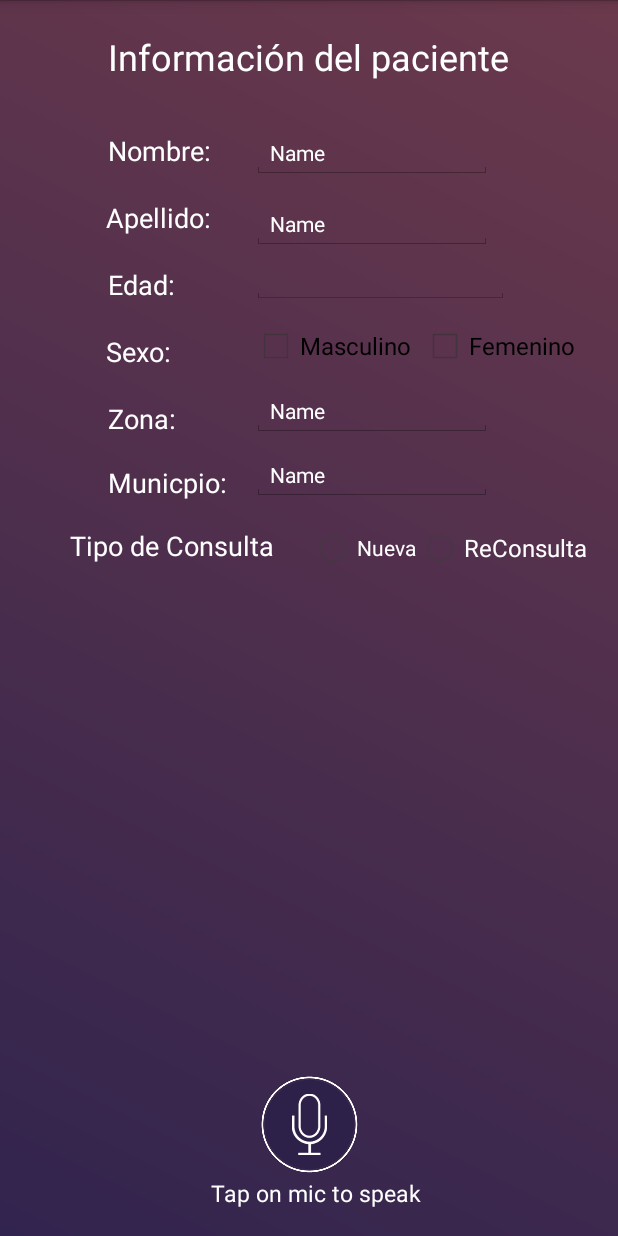
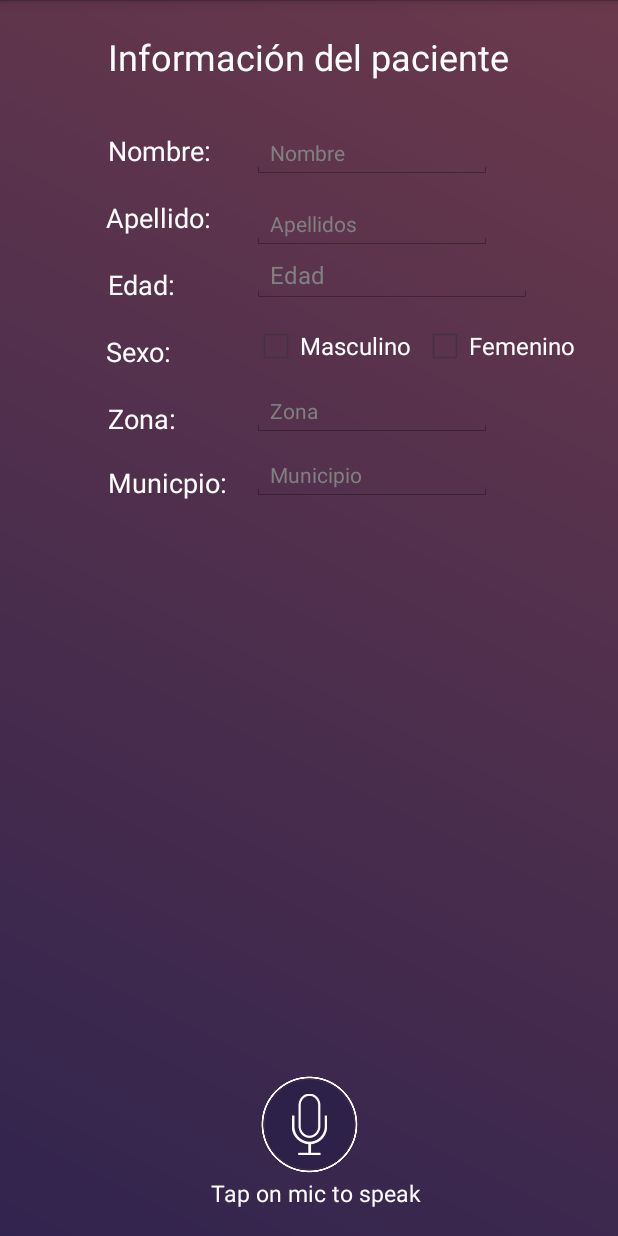
Before and after one commit to alv16106/SpeechToText, an Android app: the screen it shows after launch (MainActivity), on a phone screen of 412 x 824 dp. Run offline under Robolectric (Android 15) with nearby library versions, the phone set to English and light mode, and no system bars; libraries missing offline, so code that uses them is left out: com.ibm.watson, com.loopj.android.

Commit message:
Todo full completo

```diff
--- a/app/build.gradle
+++ b/app/build.gradle
@@ -8,7 +8,6 @@ android {
         applicationId "info.androidhive.speechtotext"
         minSdkVersion 11
         targetSdkVersion 19
-        vectorDrawables.useSupportLibrary = true
     }
 
     buildTypes {
@@ -22,6 +21,5 @@ android {
 dependencies {
     compile 'com.android.support:support-v4:19.1.0'
     compile 'com.ibm.watson.developer_cloud:java-sdk:3.7.2'
-    compile 'com.android.support:design:19.+'
-    compile 'com.android.support:support-vector-drawable:19.+'
+    compile 'com.loopj.android:android-async-http:1.4.9'
 }
--- a/app/src/main/java/info/androidhive/speechtotext/MainActivity.java
+++ b/app/src/main/java/info/androidhive/speechtotext/MainActivity.java
@@ -1,45 +1,50 @@
 package info.androidhive.speechtotext;
+
+import java.util.ArrayList;
+import java.util.Locale;
 
 import android.app.Activity;
 import android.content.ActivityNotFoundException;
 import android.content.Intent;
 import android.os.AsyncTask;
 import android.os.Bundle;
+import android.provider.Settings;
 import android.speech.RecognizerIntent;
+import android.util.Log;
 import android.view.Menu;
 import android.view.View;
-import android.widget.EditText;
 import android.widget.ImageButton;
 import android.widget.TextView;
 import android.widget.Toast;
 
+import com.google.gson.Gson;
+import com.google.gson.JsonArray;
 import com.google.gson.JsonParser;
 import com.ibm.watson.developer_cloud.natural_language_understanding.v1.NaturalLanguageUnderstanding;
 import com.ibm.watson.developer_cloud.natural_language_understanding.v1.model.AnalysisResults;
 import com.ibm.watson.developer_cloud.natural_language_understanding.v1.model.AnalyzeOptions;
 import com.ibm.watson.developer_cloud.natural_language_understanding.v1.model.EntitiesOptions;
 import com.ibm.watson.developer_cloud.natural_language_understanding.v1.model.Features;
+import com.ibm.watson.developer_cloud.natural_language_understanding.v1.model.KeywordsOptions;
 
+import com.loopj.android.http.AsyncHttpClient;
+import com.loopj.android.http.AsyncHttpResponseHandler;
+import com.loopj.android.http.JsonHttpResponseHandler;
+import com.loopj.android.http.RequestParams;
+
+import org.apache.http.Header;
 import org.json.JSONArray;
 import org.json.JSONException;
 import org.json.JSONObject;
-
-import java.util.ArrayList;
-import java.util.Locale;
 
 public class MainActivity extends Activity {
 	ArrayList<String> result;
 	NaturalLanguageUnderstanding service = new NaturalLanguageUnderstanding(
 			NaturalLanguageUnderstanding.VERSION_DATE_2017_02_27,
-			"e47f7720-a590-4c09-a8bd-b4d8f1edc7e7",
-			"Xqo4KfXFnutA"
+			"1ad5a84e-1ed0-49fc-890f-a5c4f12974cf",
+			"bwv3iKnXyA70"
 	);
 	JsonParser par = new JsonParser();
-	private EditText nombre;
-	private EditText apellido;
-	private EditText zona;
-	private EditText municipio;
-	private EditText edad;
 	private TextView txtSpeechInput;
 	private ImageButton btnSpeak;
 	private final int REQ_CODE_SPEECH_INPUT = 100;
@@ -50,11 +55,6 @@ public class MainActivity extends Activity {
 
 		setContentView(R.layout.activity_main);
 
-		nombre = (EditText) findViewById(R.id.nombre);
-		apellido = (EditText)findViewById(R.id.apellido);
-		zona = (EditText)findViewById(R.id.zona);
-		municipio = (EditText)findViewById(R.id.municipio);
-		edad = (EditText)findViewById(R.id.edad);
 		txtSpeechInput = (TextView) findViewById(R.id.txtSpeechInput);
 		btnSpeak = (ImageButton) findViewById(R.id.btnSpeak);
 		btnSpeak.setOnClickListener(new View.OnClickListener() {
@@ -77,7 +77,7 @@ public class MainActivity extends Activity {
         protected String doInBackground(Void... params) {
             //Autenticacion de Watson:
             service.setEndPoint("https://gateway.watsonplatform.net/natural-language-understanding/api");
-            EntitiesOptions entities = new EntitiesOptions.Builder().sentiment(true).limit(1).model("20:cb17bd1e-76ba-45c5-8482-f73646aec596").build();
+            EntitiesOptions entities = new EntitiesOptions.Builder().sentiment(true).limit(1).model("20:9efd7e53-adf6-4096-8d2d-e49db93c2cb1").build();
             Features features = new Features.Builder().entities(entities).build();
             AnalyzeOptions parameters = new AnalyzeOptions.Builder().text(result.get(0)).features(features).build();
             AnalysisResults results = service.analyze(parameters).execute();
@@ -97,7 +97,7 @@ public class MainActivity extends Activity {
 						resultadosFinales = resultadosFinales+", " + consulta.getJSONObject(i).getString("text");
 					}
 				}
-				return x;
+				return resultadosFinales;
 			} catch (JSONException e) {
 				e.printStackTrace();
 				return null;
@@ -106,8 +106,30 @@ public class MainActivity extends Activity {
         }
 
         @Override
-        protected void onPostExecute(String s) {
+        protected void onPostExecute(String s)
+		{
             txtSpeechInput.setText("El diagnostico es: "+s);
+			AsyncHttpClient client = new AsyncHttpClient();
+			RequestParams params = new RequestParams();
+
+			params.put("diagnostico", s);
+			client.get("http://uvgproyectos.esaludgt.org/web/Api/Codigos?", params, new JsonHttpResponseHandler(){
+                @Override
+                public void onSuccess(int statusCode, cz.msebera.android.httpclient.Header[] headers, JSONObject responseBody) {
+                    JSONObject jsonobject = null;
+					txtSpeechInput.setText(responseBody.toString());
+                    try {
+                        jsonobject = responseBody;
+                        String key = jsonobject.getString("Key");
+                        String name = jsonobject.getString("Value");
+                        txtSpeechInput.setText(name + ": " + key);
+
+                    }catch(JSONException e){
+                        txtSpeechInput.setText("Error fatal");
+                    }
+                }
+
+            });
         }
     }
 	private void promptSpeechInput() {
--- a/app/src/main/res/layout/activity_main.xml
+++ b/app/src/main/res/layout/activity_main.xml
@@ -112,20 +112,6 @@
         android:layout_alignStart="@+id/textView5" />
 
     <TextView
-        android:id="@+id/textView10"
-        android:layout_width="wrap_content"
-        android:layout_height="wrap_content"
-        android:layout_marginTop="17dp"
-        android:text="Tipo de Consulta"
-        android:textColor="@color/white"
-        android:textSize="18sp"
-        android:layout_marginRight="23dp"
-        android:layout_marginEnd="23dp"
-        android:layout_below="@+id/textView7"
-        android:layout_toLeftOf="@+id/txtSpeechInput"
-        android:layout_toStartOf="@+id/txtSpeechInput" />
-
-    <TextView
         android:id="@+id/textView"
         android:layout_width="wrap_content"
         android:layout_height="wrap_content"
@@ -147,28 +133,6 @@
         android:layout_above="@+id/textView"
         android:layout_centerHorizontal="true" />
 
-    <RadioButton
-        android:id="@+id/radioButton"
-        android:layout_width="wrap_content"
-        android:layout_height="wrap_content"
-        android:text="Nueva"
-        android:textColor="@color/white"
-        android:textSize="14sp"
-        android:layout_alignBaseline="@+id/textView10"
-        android:layout_alignBottom="@+id/textView10"
-        android:layout_toRightOf="@+id/textView10"
-        android:layout_toEndOf="@+id/textView10" />
-
-    <RadioButton
-        android:id="@+id/radioButton2"
-        android:layout_width="wrap_content"
-        android:layout_height="wrap_content"
-        android:text="ReConsulta"
-        android:textColor="@color/white"
-        android:layout_alignTop="@+id/radioButton"
-        android:layout_toRightOf="@+id/radioButton"
-        android:layout_toEndOf="@+id/radioButton" />
-
     <EditText
         android:id="@+id/municipio"
         android:layout_width="wrap_content"
@@ -177,10 +141,9 @@
         android:layout_alignLeft="@+id/zona"
         android:layout_alignStart="@+id/zona"
         android:ems="10"
-        android:hint="Nombre"
+        android:hint="Municipio"
         android:inputType="textPersonName"
         android:singleLine="true"
-        android:text="Name"
         android:textColor="@color/white"
         android:textSize="14sp" />
 
@@ -192,10 +155,9 @@
         android:layout_alignLeft="@+id/apellido"
         android:layout_alignStart="@+id/apellido"
         android:ems="10"
-        android:hint="Nombre"
-        android:inputType="textPersonName"
+        android:hint="Zona"
+        android:inputType="number"
         android:singleLine="true"
-        android:text="Name"
         android:textColor="@color/white"
         android:textSize="14sp" />
 
@@ -207,10 +169,9 @@
         android:layout_alignStart="@+id/nombre"
         android:layout_alignTop="@+id/textView4"
         android:ems="10"
-        android:hint="Nombre"
+        android:hint="Apellidos"
         android:inputType="textPersonName"
         android:singleLine="true"
-        android:text="Name"
         android:textColor="@color/white"
         android:textSize="14sp" />
 
@@ -226,7 +187,6 @@
         android:hint="Nombre"
         android:inputType="textPersonName"
         android:singleLine="true"
-        android:text="Name"
         android:textColor="@color/white"
         android:textSize="14sp" />
 
@@ -234,14 +194,14 @@
         android:id="@+id/edad"
         android:layout_width="wrap_content"
         android:layout_height="wrap_content"
-        android:layout_alignBottom="@+id/textView5"
-        android:layout_alignEnd="@+id/textView3"
-        android:layout_alignLeft="@+id/apellido"
-        android:layout_alignRight="@+id/textView3"
-        android:layout_alignStart="@+id/apellido"
-        android:layout_alignTop="@+id/textView5"
+        android:layout_above="@+id/textView6"
+        android:layout_alignLeft="@+id/checkBox"
+        android:layout_alignStart="@+id/checkBox"
         android:ems="10"
-        android:inputType="number" />
+        android:hint="Edad"
+        android:inputType="number"
+        android:textColor="@color/white"
+        android:textSize="16sp" />
 
     <CheckBox
         android:id="@+id/checkBox"
@@ -250,7 +210,8 @@
         android:layout_alignBottom="@+id/textView6"
         android:layout_alignLeft="@+id/zona"
         android:layout_alignStart="@+id/zona"
-        android:text="Masculino" />
+        android:text="Masculino"
+        android:textColor="@color/white" />
 
     <CheckBox
         android:id="@+id/checkBox2"
@@ -259,6 +220,7 @@
         android:layout_alignBottom="@+id/checkBox"
         android:layout_toEndOf="@+id/textView"
         android:layout_toRightOf="@+id/textView"
-        android:text="Femenino" />
+        android:text="Femenino"
+        android:textColor="@color/white" />
 
 </RelativeLayout>
--- a/app/src/main/res/values/strings.xml
+++ b/app/src/main/res/values/strings.xml
@@ -7,9 +7,5 @@
     <string name="speech_prompt">Say something&#8230;</string>
     <string name="speech_not_supported">Sorry! Your device doesn\'t support speech input</string>
     <string name="tap_on_mic">Tap on mic to speak</string>
-    <string name="title_activity_menu">Menu</string>
-    <string name="title_home">Home</string>
-    <string name="title_dashboard">Dashboard</string>
-    <string name="title_notifications">Notifications</string>
 
 </resources>
```
Also changed, not shown: app/src/main/AndroidManifest.xml (+6 -10 lines), app/src/main/res/drawable/ic_dashboard_black_24dp.xml (deleted, +0 -9 lines), app/src/main/res/drawable/ic_home_black_24dp.xml (deleted, +0 -9 lines), app/src/main/res/drawable/ic_notifications_black_24dp.xml (deleted, +0 -9 lines), app/src/main/res/menu/navigation.xml (deleted, +0 -19 lines), 903 other files.
